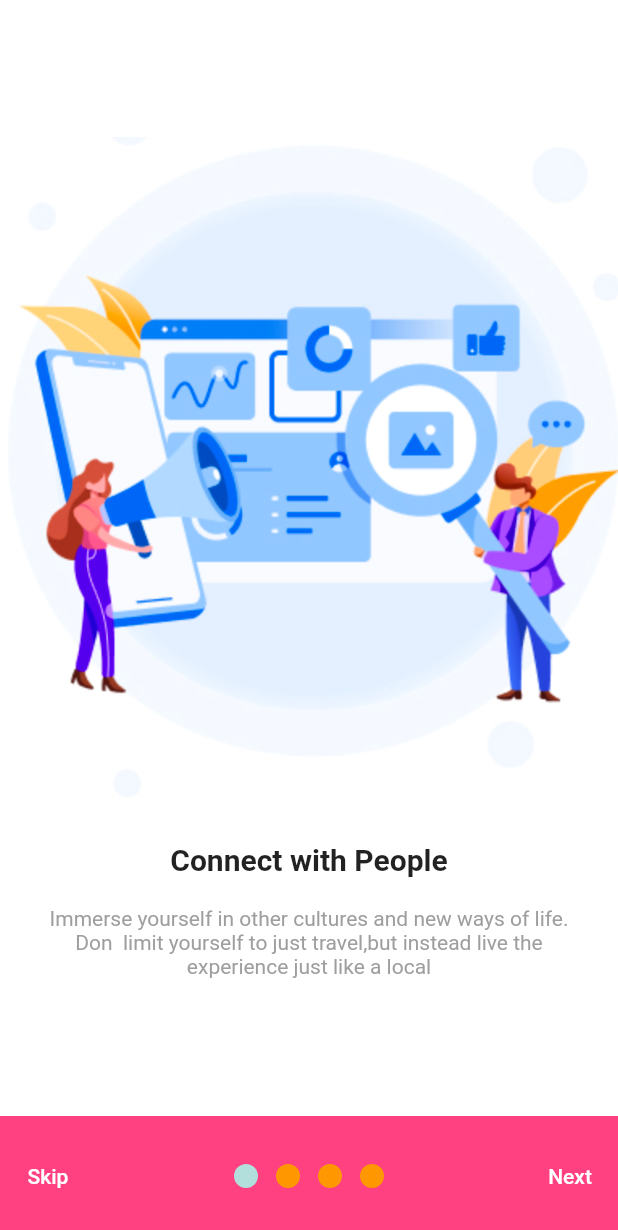
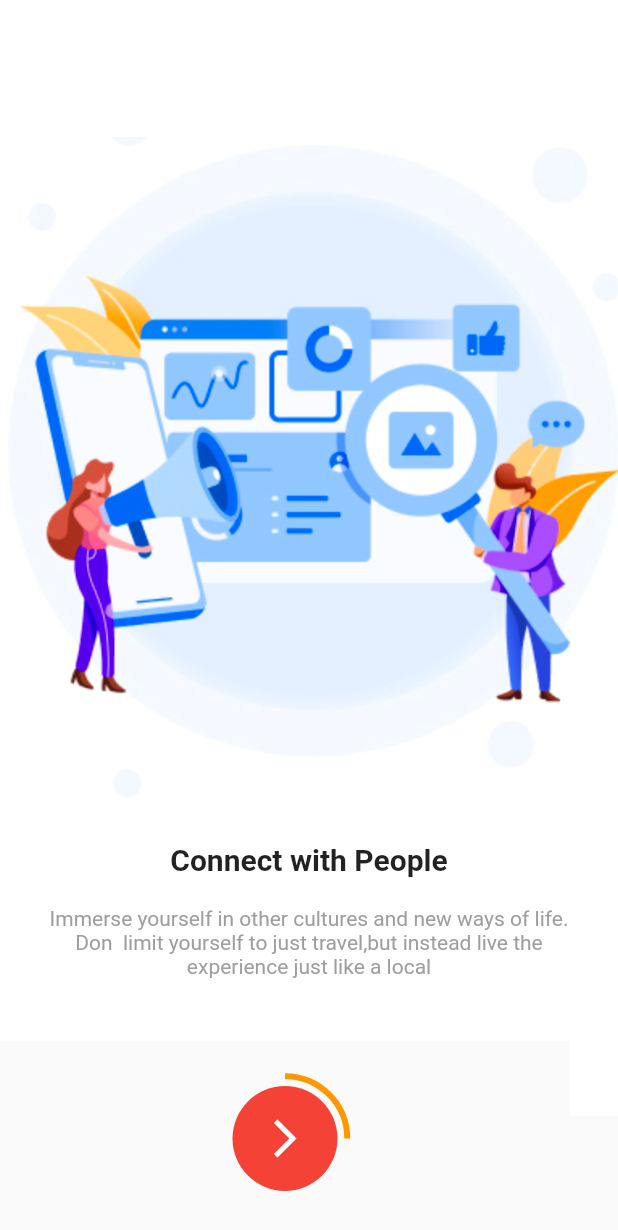
Before and after one commit to adeshpokhrel15/OnBoard-and-Login-UI, a Flutter app: the screen it shows after launch, on a phone screen of 412 x 824 dp. Shown: the top 1230 px of the screen. Run offline on Flutter 3.47's test engine with Material 2 defaults, Android fonts, the phone set to English and light mode, and no system bars; drawn by our look-alikes of smooth_page_indicator; our stand-ins replace flutter_riverpod, flutter_svg, get.

Commit message:
on board

```diff
--- a/lib/screens/onBoardScreen.dart
+++ b/lib/screens/onBoardScreen.dart
@@ -1,9 +1,25 @@
+import 'package:firstday/screens/animatedIndicator.dart';
 import 'package:firstday/screens/loginScreen.dart';
 import 'package:flutter/material.dart';
 import 'package:get/get.dart';
 import 'package:smooth_page_indicator/smooth_page_indicator.dart';
 
 class onboarding extends StatefulWidget {
+  // const onboarding(
+  //     {Key? key,
+  //     required this.page,
+  //     required List list,
+  //     required PageController controller,
+  //     required this.showAnimatedContainerCallBack})
+  //     : _list = list,
+  //       _controller = controller,
+  //       super(key: key);
+
+  // final int page;
+  // final List _list;
+  // final PageController _controller;
+  // final Function showAnimatedContainerCallBack;
+
   @override
   State<onboarding> createState() => _onboardingState();
 }
@@ -111,40 +127,75 @@ class _onboardingState extends State<onboarding> {
                 ),
               )
             : Container(
-                height: 80,
-                color: Colors.pinkAccent,
-                child: Row(
-                  mainAxisAlignment: MainAxisAlignment.spaceBetween,
-                  children: [
-                    TextButton(
-                      child:
-                          Text('Skip', style: TextStyle(color: Colors.white)),
-                      onPressed: () => controller.jumpToPage(3),
-                    ),
-                    Center(
-                      child: SmoothPageIndicator(
-                        controller: controller,
-                        count: 4,
-                        effect: WormEffect(
-                          spacing: 12,
-                          dotColor: Colors.orange,
-                          activeDotColor: Colors.teal.shade100,
-                        ),
-                        onDotClicked: (index) => controller.animateToPage(index,
-                            duration: const Duration(milliseconds: 300),
-                            curve: Curves.ease),
+                height: 130, //
+                width: 380, //
+                child: Stack(children: [
+                  Center(
+                    child: Container(
+                      height: 83, //
+                      width: 83,
+                      child: CircularProgressIndicator(
+                        valueColor: AlwaysStoppedAnimation(Colors.orange),
+                        value: 0.25,
                       ),
                     ),
-                    TextButton(
-                      child:
-                          Text('Next', style: TextStyle(color: Colors.white)),
-                      onPressed: () => controller.nextPage(
-                        duration: Duration(milliseconds: 300),
-                        curve: Curves.easeIn,
+                  ),
+                  Center(
+                    child: InkWell(
+                      onTap: () {},
+                      child: Container(
+                        height: 70,
+                        width: 70,
+                        decoration: BoxDecoration(
+                            color: Colors.red,
+                            borderRadius: BorderRadius.all(
+                              Radius.circular(50),
+                            )),
+                        child: Icon(
+                          Icons.arrow_forward_ios,
+                          color: Colors.white,
+                          size: 30,
+                        ),
                       ),
                     ),
-                  ],
-                ),
+                  ),
+                ]),
+
+                /////yaha bata
+                // height: 80,
+                // color: Colors.pinkAccent,
+                // child: Row(
+                //   mainAxisAlignment: MainAxisAlignment.spaceBetween,
+                //   children: [
+                // TextButton(
+                //   child:
+                //       Text('Skip', style: TextStyle(color: Colors.white)),
+                //   onPressed: () => controller.jumpToPage(3),
+                // ),
+                //     Center(
+                //       child: SmoothPageIndicator(
+                //         controller: controller,
+                //         count: 4,
+                //         effect: WormEffect(
+                //           spacing: 12,
+                //           dotColor: Colors.orange,
+                //           activeDotColor: Colors.teal.shade100,
+                //         ),
+                //         onDotClicked: (index) => controller.animateToPage(index,
+                //             duration: const Duration(milliseconds: 300),
+                //             curve: Curves.ease),
+                //       ),
+                //     ),
+                //     TextButton(
+                //       child:
+                //           Text('Next', style: TextStyle(color: Colors.white)),
+                //       onPressed: () => controller.nextPage(
+                //         duration: Duration(milliseconds: 300),
+                //         curve: Curves.easeIn,
+                //       ),
+                //     ),
+                //   ],
+                // ),
               ),
       ),
     );
```
Also changed, not shown: assets/baloon.jpg (deleted), assets/hil.jpg (deleted), assets/mountain.jpg (deleted), assets/road.jpg (deleted).
